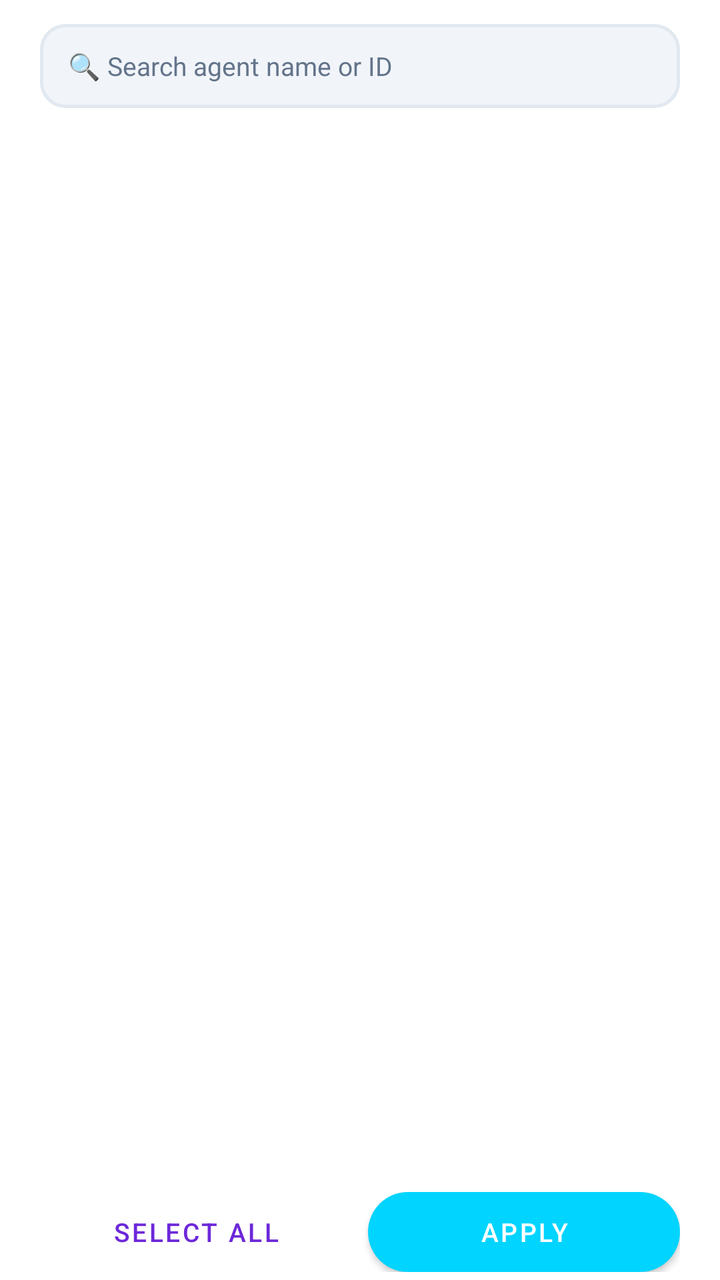
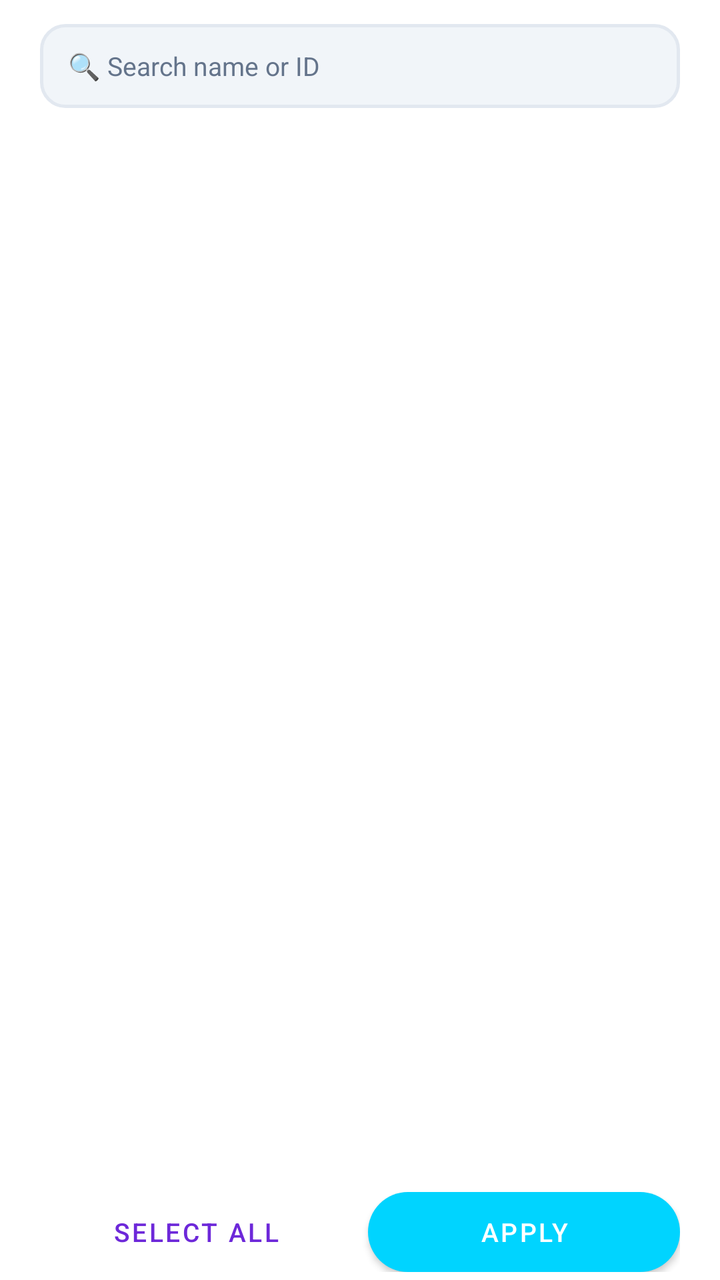

An Android layout rendered at two revisions. The XML below is the earlier revision; the diff shows what the commit changed to produce the second picture.
<!-- AndroidManifest.xml: application theme Theme.DataBridge -->
<!-- res/layout/dialog_agent_multiselect.xml -->
<?xml version="1.0" encoding="utf-8"?>
<LinearLayout xmlns:android="http://schemas.android.com/apk/res/android"
    android:layout_width="match_parent"
    android:layout_height="wrap_content"
    android:orientation="vertical"
    android:paddingStart="20dp"
    android:paddingEnd="20dp"
    android:paddingTop="12dp"
    android:paddingBottom="4dp">

    <EditText
        android:id="@+id/etAgentSearch"
        android:layout_width="match_parent"
        android:layout_height="42dp"
        android:hint="🔍 Search agent name or ID"
        android:textSize="13sp"
        android:textColorHint="@color/theme_text_secondary"
        android:background="@drawable/bg_search_bar"
        android:paddingStart="14dp"
        android:paddingEnd="14dp"
        android:inputType="text"
        android:maxLines="1"
        android:imeOptions="actionDone"
        android:layout_marginBottom="8dp" />

    <ScrollView
        android:layout_width="match_parent"
        android:layout_height="0dp"
        android:layout_weight="1">

        <LinearLayout
            android:id="@+id/layoutAgentCheckboxes"
            android:layout_width="match_parent"
            android:layout_height="wrap_content"
            android:orientation="vertical" />
    </ScrollView>

    <TextView
        android:id="@+id/tvAgentNoResults"
        android:layout_width="match_parent"
        android:layout_height="wrap_content"
        android:text="কোনো agent পাওয়া যায়নি"
        android:textSize="12sp"
        android:textColor="@color/theme_text_secondary"
        android:gravity="center"
        android:padding="16dp"
        android:visibility="gone" />

    
    <LinearLayout
        android:layout_width="match_parent"
        android:layout_height="wrap_content"
        android:orientation="horizontal"
        android:layout_marginTop="8dp"
        android:weightSum="2">

        <Button
            android:id="@+id/btnAgentSelectClearAll"
            android:layout_width="0dp"
            android:layout_height="40dp"
            android:layout_weight="1"
            android:layout_marginEnd="4dp"
            android:text="Select All"
            android:textSize="13sp"
            android:textColor="@color/theme_purple"
            style="?attr/borderlessButtonStyle"
            android:background="@drawable/bg_filter_chip_inactive" />

        <Button
            android:id="@+id/btnAgentApply"
            android:layout_width="0dp"
            android:layout_height="40dp"
            android:layout_weight="1"
            android:layout_marginStart="4dp"
            android:text="Apply"
            android:textSize="13sp"
            android:textColor="@android:color/white"
            android:background="@drawable/bg_filter_chip_active" />
    </LinearLayout>
</LinearLayout>
<!-- resources referenced by this layout -->
<resources>
  <color name="theme_purple">#6d28d9</color>
  <color name="theme_text_secondary">#64748b</color>
  <!-- drawable bg_filter_chip_active (drawable) -->
  <?xml version="1.0" encoding="utf-8"?>
  <shape xmlns:android="http://schemas.android.com/apk/res/android" android:shape="rectangle">
      <corners android:radius="20dp" />
      <solid android:color="@color/theme_accent" />
  </shape>
  <!-- drawable bg_filter_chip_inactive (drawable) -->
  <?xml version="1.0" encoding="utf-8"?>
  <shape xmlns:android="http://schemas.android.com/apk/res/android" android:shape="rectangle">
      <corners android:radius="20dp" />
      <solid android:color="@color/theme_bg_inner" />
      <stroke android:width="1dp" android:color="@color/theme_border" />
  </shape>
  <!-- drawable bg_search_bar (drawable) -->
  <?xml version="1.0" encoding="utf-8"?>
  <shape xmlns:android="http://schemas.android.com/apk/res/android"
      android:shape="rectangle">
      <solid android:color="@color/theme_bg_inner" />
      <stroke android:width="1.5dp" android:color="@color/theme_border" />
      <corners android:radius="12dp" />
  </shape>
  <style name="Theme.DataBridge" parent="Theme.MaterialComponents.DayNight.NoActionBar">
      <item name="colorPrimary">#00d4ff</item>
      <item name="colorPrimaryVariant">#16213e</item>
      <item name="colorOnPrimary">#ffffff</item>
      <item name="colorSecondary">#00d4ff</item>
      <item name="android:statusBarColor">#1a1a2e</item>
  </style>
  <color name="theme_accent">#0099b8</color>
  <color name="theme_bg_inner">#f1f5f9</color>
  <color name="theme_border">#e2e8f0</color>
</resources>

<!-- the commit's change to res/layout/dialog_agent_multiselect.xml (unified diff, before → after) -->
@@ -12,7 +12,7 @@
         android:id="@+id/etAgentSearch"
         android:layout_width="match_parent"
         android:layout_height="42dp"
-        android:hint="🔍 Search agent name or ID"
+        android:hint="🔍 Search name or ID"
         android:textSize="13sp"
         android:textColorHint="@color/theme_text_secondary"
         android:background="@drawable/bg_search_bar"
@@ -39,7 +39,7 @@
         android:id="@+id/tvAgentNoResults"
         android:layout_width="match_parent"
         android:layout_height="wrap_content"
-        android:text="কোনো agent পাওয়া যায়নি"
+        android:text="কোনো ফলাফল পাওয়া যায়নি"
         android:textSize="12sp"
         android:textColor="@color/theme_text_secondary"
         android:gravity="center"
